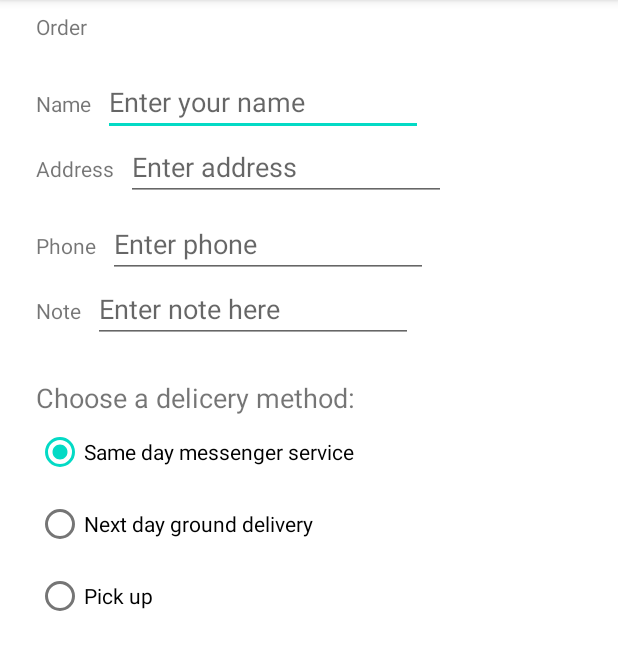
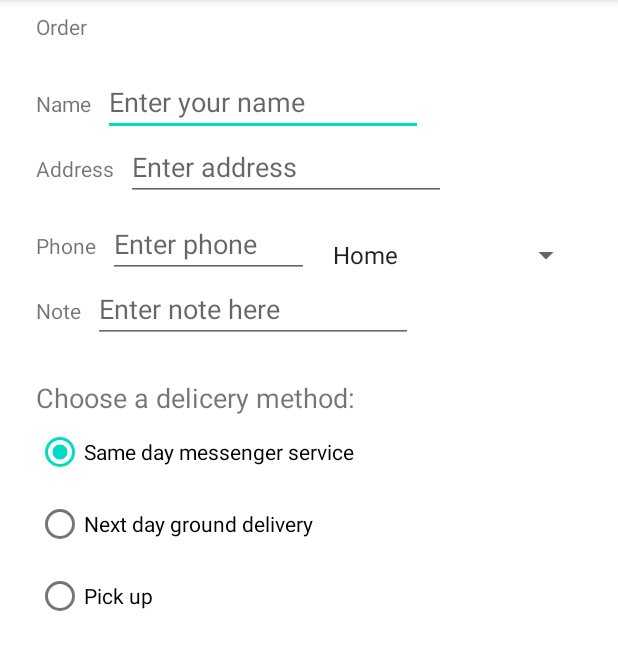
Before and after one commit to Jhayooh/droid_cafe, an Android app: the OrderActivity screen opened directly, with no data from a screen before it, on a phone screen of 412 x 824 dp, the part 84-754 px from its top. Run offline under Robolectric (Android 15) with nearby library versions, the phone set to English and light mode, and no system bars.

```diff
--- a/app/build.gradle
+++ b/app/build.gradle
@@ -36,9 +36,9 @@ dependencies {
     implementation 'androidx.appcompat:appcompat:1.6.1'
     implementation 'com.google.android.material:material:1.8.0'
     implementation 'androidx.constraintlayout:constraintlayout:2.1.4'
-    implementation 'androidx.navigation:navigation-fragment:2.5.3'
-    implementation 'androidx.navigation:navigation-ui:2.5.3'
-    implementation 'androidx.navigation:navigation-runtime:2.5.3'
+    implementation 'androidx.navigation:navigation-fragment:2.4.1'
+    implementation 'androidx.navigation:navigation-ui:2.4.1'
+    implementation 'androidx.navigation:navigation-runtime:2.4.1'
     testImplementation 'junit:junit:4.13.2'
     androidTestImplementation 'androidx.test.ext:junit:1.1.5'
     androidTestImplementation 'androidx.test.espresso:espresso-core:3.5.1'
--- a/app/src/main/java/com/example/droidcafe/OrderActivity.java
+++ b/app/src/main/java/com/example/droidcafe/OrderActivity.java
@@ -5,18 +5,29 @@ import androidx.appcompat.app.AppCompatActivity;
 import android.content.Intent;
 import android.os.Bundle;
 import android.view.View;
+import android.widget.AdapterView;
+import android.widget.ArrayAdapter;
 import android.widget.RadioButton;
 import android.widget.RadioGroup;
+import android.widget.Spinner;
 import android.widget.TextView;
 import android.widget.Toast;
 
-public class OrderActivity extends AppCompatActivity {
+public class OrderActivity extends AppCompatActivity implements AdapterView.OnItemSelectedListener {
 
     @Override
     protected void onCreate(Bundle savedInstanceState) {
         super.onCreate(savedInstanceState);
         setContentView(R.layout.activity_order);
-
+        Spinner spinner = findViewById(R.id.label_spinner);
+        if (spinner != null) {
+            spinner.setOnItemSelectedListener(this);
+        }
+        ArrayAdapter<CharSequence> adapter = ArrayAdapter.createFromResource(this, R.array.labels_array, android.R.layout.simple_spinner_item);
+        adapter.setDropDownViewResource(android.R.layout.simple_spinner_dropdown_item);
+        if (spinner != null) {
+            spinner.setAdapter(adapter);
+        }
         TextView textView = findViewById(R.id.order_label);
         RadioButton radio = findViewById(R.id.sameday);
         radio.setChecked(true);
@@ -49,4 +60,15 @@ public class OrderActivity extends AppCompatActivity {
                 break;
         }
     }
+
+    @Override
+    public void onItemSelected(AdapterView<?> adapterView, View view, int i, long l) {
+        String spinnerLabel = adapterView.getItemAtPosition(i).toString();
+        displayToast(spinnerLabel);
+    }
+
+    @Override
+    public void onNothingSelected(AdapterView<?> adapterView) {
+
+    }
 }
--- a/app/src/main/res/layout/activity_order.xml
+++ b/app/src/main/res/layout/activity_order.xml
@@ -14,7 +14,7 @@
         android:layout_marginTop="8dp"
         android:text="@string/order_text"
         app:layout_constraintStart_toStartOf="parent"
-        app:layout_constraintTop_toTopOf="parent"/>
+        app:layout_constraintTop_toTopOf="parent" />
 
     <TextView
         android:id="@+id/name_label"
@@ -24,7 +24,7 @@
         android:layout_marginTop="32dp"
         android:text="@string/name_text"
         app:layout_constraintStart_toStartOf="parent"
-        app:layout_constraintTop_toBottomOf="@+id/order_label"/>
+        app:layout_constraintTop_toBottomOf="@+id/order_label" />
 
     <EditText
         android:id="@+id/name_text"
@@ -35,7 +35,7 @@
         android:hint="@string/enter_your_name"
         android:inputType="textPersonName|textCapWords"
         app:layout_constraintBaseline_toBaselineOf="@+id/name_label"
-        app:layout_constraintStart_toEndOf="@+id/name_label"/>
+        app:layout_constraintStart_toEndOf="@+id/name_label" />
 
     <TextView
         android:id="@+id/address_label"
@@ -45,7 +45,7 @@
         android:layout_marginTop="24dp"
         android:text="@string/address"
         app:layout_constraintStart_toStartOf="parent"
-        app:layout_constraintTop_toBottomOf="@+id/name_label"/>
+        app:layout_constraintTop_toBottomOf="@+id/name_label" />
 
     <EditText
         android:id="@+id/address_text"
@@ -66,18 +66,18 @@
         android:layout_marginTop="32dp"
         android:text="@string/phone"
         app:layout_constraintStart_toStartOf="parent"
-        app:layout_constraintTop_toBottomOf="@+id/address_label"/>
+        app:layout_constraintTop_toBottomOf="@+id/address_label" />
 
     <EditText
         android:id="@+id/phone_text"
-        android:layout_width="wrap_content"
+        android:layout_width="134dp"
         android:layout_height="wrap_content"
         android:layout_marginStart="8dp"
         android:ems="10"
         android:hint="@string/enter_phone"
         android:inputType="phone"
         app:layout_constraintBaseline_toBaselineOf="@+id/phone_label"
-        app:layout_constraintStart_toEndOf="@+id/phone_label"/>
+        app:layout_constraintStart_toEndOf="@+id/phone_label" />
 
     <TextView
         android:id="@+id/note_label"
@@ -87,7 +87,7 @@
         android:layout_marginTop="24dp"
         android:text="@string/note"
         app:layout_constraintStart_toStartOf="parent"
-        app:layout_constraintTop_toBottomOf="@+id/phone_label"/>
+        app:layout_constraintTop_toBottomOf="@+id/phone_label" />
 
     <EditText
         android:id="@+id/note_text"
@@ -98,7 +98,7 @@
         android:hint="@string/enter_note"
         android:inputType="textCapSentences|textMultiLine"
         app:layout_constraintBaseline_toBaselineOf="@+id/note_label"
-        app:layout_constraintStart_toEndOf="@+id/note_label"/>
+        app:layout_constraintStart_toEndOf="@+id/note_label" />
 
     <TextView
         android:id="@+id/delivery_label"
@@ -107,9 +107,9 @@
         android:layout_marginStart="24dp"
         android:layout_marginTop="24dp"
         android:text="@string/delivery_text"
+        android:textSize="18sp"
         app:layout_constraintStart_toStartOf="parent"
-        android:textSize="18sp"
-        app:layout_constraintTop_toBottomOf="@+id/note_text"/>
+        app:layout_constraintTop_toBottomOf="@+id/note_text" />
 
     <RadioGroup
         android:layout_width="wrap_content"
@@ -117,7 +117,7 @@
         android:layout_marginStart="24dp"
         android:orientation="vertical"
         app:layout_constraintStart_toStartOf="parent"
-        app:layout_constraintTop_toBottomOf="@+id/delivery_label" >
+        app:layout_constraintTop_toBottomOf="@+id/delivery_label">
 
         <RadioButton
             android:id="@+id/sameday"
@@ -127,19 +127,32 @@
             android:text="@string/same_day_messenger_service" />
 
         <RadioButton
+            android:id="@+id/nextday"
             android:layout_width="wrap_content"
             android:layout_height="wrap_content"
-            android:id="@+id/nextday"
             android:onClick="onRadioClicked"
             android:text="@string/next_day_ground_delivery" />
 
         <RadioButton
+            android:id="@+id/pickup"
             android:layout_width="wrap_content"
             android:layout_height="wrap_content"
-            android:id="@+id/pickup"
             android:onClick="onRadioClicked"
             android:text="@string/pick_up" />
 
     </RadioGroup>
 
+    <Spinner
+        android:id="@+id/label_spinner"
+        android:layout_width="0dp"
+        android:layout_height="wrap_content"
+        android:layout_marginStart="8dp"
+        android:layout_marginLeft="8dp"
+        android:layout_marginTop="24dp"
+        android:layout_marginEnd="24dp"
+        app:layout_constraintEnd_toEndOf="parent"
+        app:layout_constraintStart_toEndOf="@+id/phone_text"
+        app:layout_constraintTop_toBottomOf="@+id/address_text"
+        app:layout_constraintWidth="match_constraint" />
+
 </androidx.constraintlayout.widget.ConstraintLayout>
--- a/app/src/main/res/values/strings.xml
+++ b/app/src/main/res/values/strings.xml
@@ -31,4 +31,11 @@
     <string name="next_day_ground_delivery">Next day ground delivery</string>
     <string name="pick_up">Pick up</string>
     <string name="title_activity_main2">MainActivity2</string>
+
+    <string-array name="labels_array" >
+        <item>Home</item>
+        <item>Work</item>
+        <item>Mobile</item>
+        <item>Other</item>
+    </string-array>
 </resources>
```
